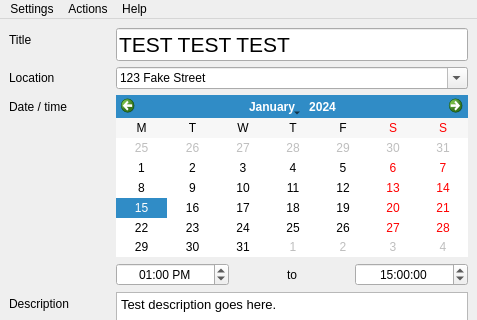
Above: ui/MainWindow.ui from MakeICT/event-creator before the change; both pictures show x 0 to 477 and y 0 to 320 of the 477 by 693 pixel window. Below: the same form after it.
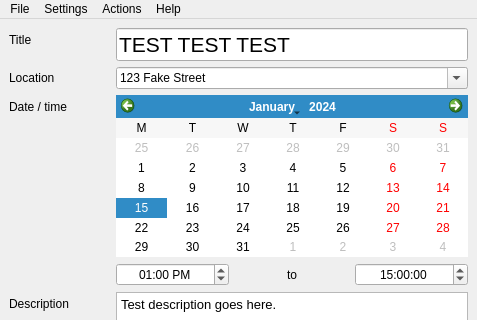
That is the form after the change.

Commit message: templates partially working

What changed in the file:
```diff
--- a/ui/MainWindow.ui
+++ b/ui/MainWindow.ui
@@ -309,6 +309,16 @@
      <string>Actions</string>
     </property>
    </widget>
+   <widget class="QMenu" name="menuFile">
+    <property name="title">
+     <string>File</string>
+    </property>
+    <addaction name="actionSave_template"/>
+    <addaction name="actionLoad_template"/>
+    <addaction name="separator"/>
+    <addaction name="actionExit"/>
+   </widget>
+   <addaction name="menuFile"/>
    <addaction name="menuPlugins"/>
    <addaction name="menuActions"/>
    <addaction name="menuHelp"/>
```
Left out of the diff: 34 changed lines with no effect on the pictures. The commit also changes 2 other files.
